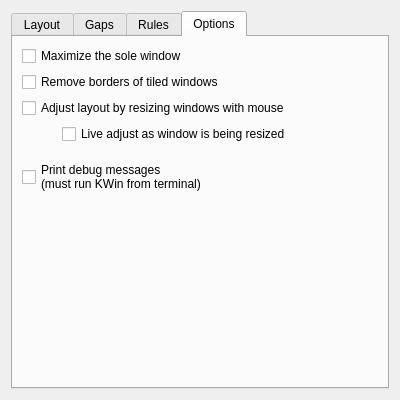
The window that res/config.ui (Bismuth-Forge/bismuth) describes before a commit, drawn with Qt 5.
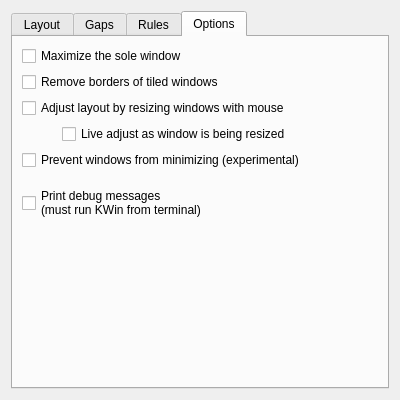
The same window after the commit. The open tabs and pages were chosen to show the change.

Commit message: option to prevent windows from minimizing

The edit to the form file:
```diff
--- a/res/config.ui
+++ b/res/config.ui
@@ -459,6 +459,13 @@
          </item>
         </layout>
        </item>
+       <item>
+        <widget class="QCheckBox" name="kcfg_preventMinimize">
+         <property name="text">
+          <string>Prevent windows from minimizing (experimental)</string>
+         </property>
+        </widget>
+       </item>
        <item>
         <spacer name="debugSpacer">
          <property name="orientation">
```
The commit also changes 3 other files.
